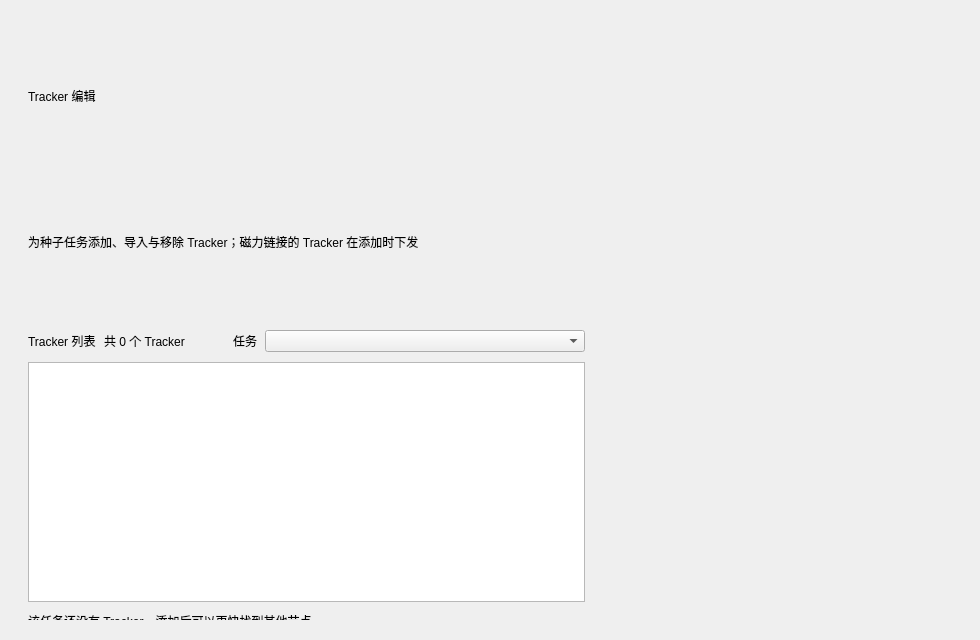
aimineng/Fetchora, file ui/pages/BitTorrentPage.ui: the form before one commit.
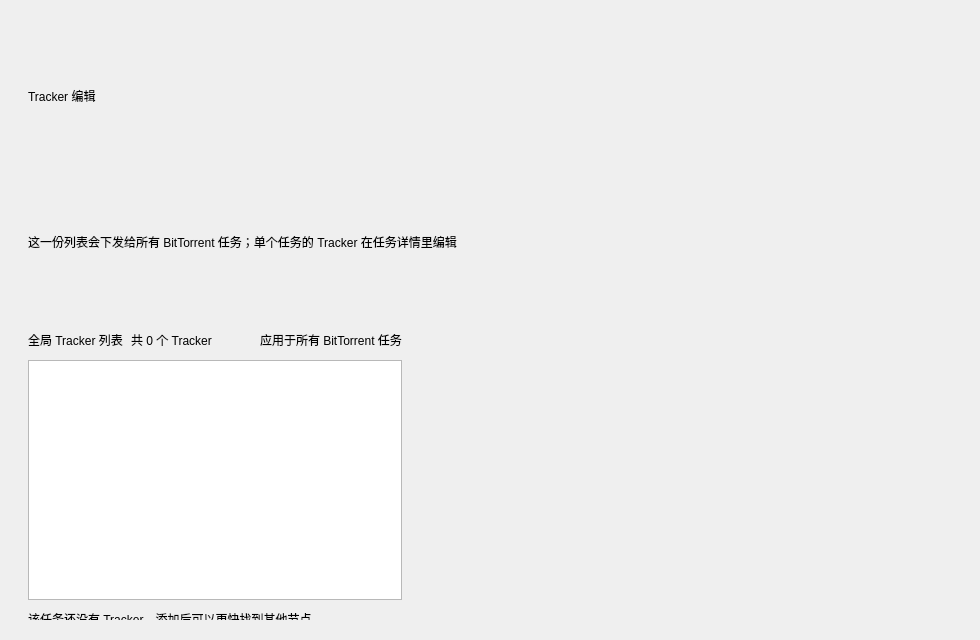
The form after the commit. Custom widgets are drawn as their Qt base class.

Commit message: Make the tracker list global, and give each torrent its own tab

The edit to the form file:
```diff
--- a/ui/pages/BitTorrentPage.ui
+++ b/ui/pages/BitTorrentPage.ui
@@ -55,7 +55,7 @@
        <item>
         <widget class="QLabel" name="pageSubtitle">
          <property name="text">
-          <string>为种子任务添加、导入与移除 Tracker；磁力链接的 Tracker 在添加时下发</string>
+          <string>这一份列表会下发给所有 BitTorrent 任务；单个任务的 Tracker 在任务详情里编辑</string>
          </property>
         </widget>
        </item>
@@ -92,7 +92,7 @@
          <item>
           <widget class="QLabel" name="trackerTitle">
            <property name="text">
-            <string>Tracker 列表</string>
+            <string>全局 Tracker 列表</string>
            </property>
           </widget>
          </item>
@@ -119,17 +119,7 @@
          <item>
           <widget class="QLabel" name="trackerTaskLabel">
            <property name="text">
-            <string>任务</string>
-           </property>
-          </widget>
-         </item>
-         <item>
-          <widget class="FluentComboBox" name="trackerCombo">
-           <property name="minimumSize">
-            <size>
-             <width>320</width>
-             <height>0</height>
-            </size>
+            <string>应用于所有 BitTorrent 任务</string>
            </property>
           </widget>
          </item>
@@ -193,11 +183,6 @@
    <extends>QLineEdit</extends>
    <header>ui/FluentInputs.h</header>
   </customwidget>
-  <customwidget>
-   <class>FluentComboBox</class>
-   <extends>QComboBox</extends>
-   <header>ui/FluentInputs.h</header>
-  </customwidget>
  </customwidgets>
  <resources/>
  <connections/>
```
Left out of the diff: 2 changed lines with no effect on the pictures. The commit also changes 8 other files.
